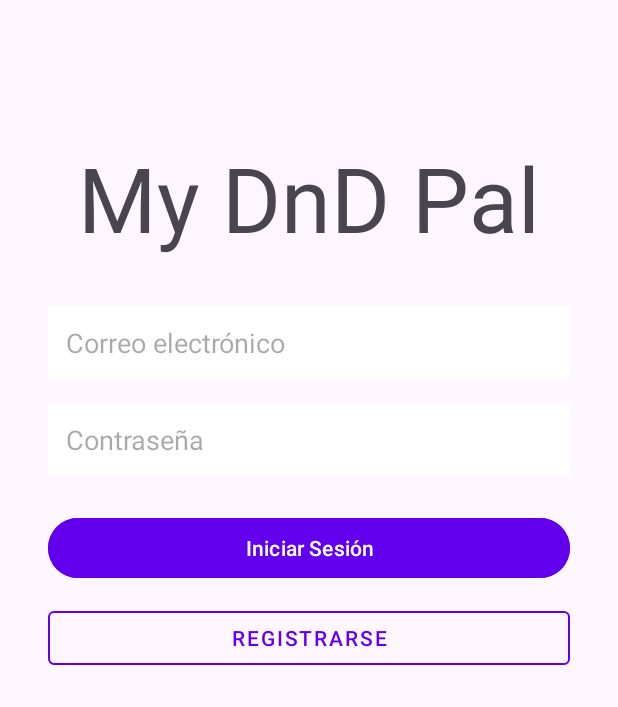
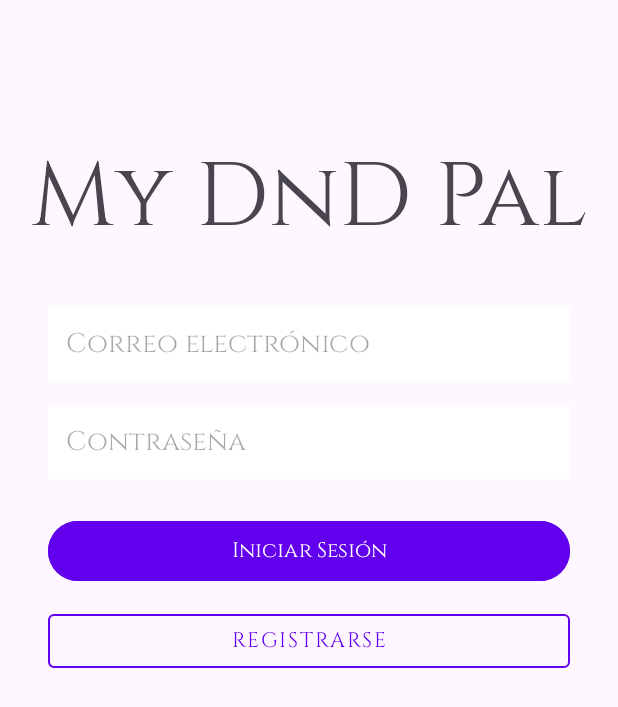
Before and after one commit to MarcoAllendesG/ProyectoAndroid, an Android app: the screen it shows after launch (LoginAc), on a phone screen of 412 x 824 dp. Shown: the top 707 px of the screen. Run offline under Robolectric (Android 15) with nearby library versions, the phone set to English and light mode, and no system bars.

Commit message:
Se integraron nuevas fuentes de texto para tener una apariencia más acercada a las partidas de rol

```diff
--- a/app/src/main/res/layout/activity_login.xml
+++ b/app/src/main/res/layout/activity_login.xml
@@ -5,7 +5,7 @@
     android:id="@+id/main"
     android:layout_width="match_parent"
     android:layout_height="match_parent"
-    tools:context=".LoginAc">
+    tools:context=".ui.inicio.LoginAc">
 
     <TextView
         android:id="@+id/tvTitle"
--- a/app/src/main/res/values-night/themes.xml
+++ b/app/src/main/res/values-night/themes.xml
@@ -3,5 +3,7 @@
     <style name="Base.Theme.Rolin" parent="Theme.Material3.DayNight.NoActionBar">
         <!-- Customize your dark theme here. -->
         <!-- <item name="colorPrimary">@color/my_dark_primary</item> -->
+        <item name="android:fontFamily">@font/poppins_regular</item>
+        <item name="fontFamily">@font/poppins_regular</item>
     </style>
 </resources>
--- a/app/src/main/res/values/themes.xml
+++ b/app/src/main/res/values/themes.xml
@@ -3,7 +3,12 @@
     <style name="Base.Theme.Rolin" parent="Theme.Material3.DayNight.NoActionBar">
         <!-- Customize your light theme here. -->
         <!-- <item name="colorPrimary">@color/my_light_primary</item> -->
+        <item name="android:fontFamily">@font/agrave_pro</item>
+        <item name="fontFamily">@font/agrave_pro</item>
     </style>
 
-    <style name="Theme.Rolin" parent="Base.Theme.Rolin" />
+    <style name="Theme.Rolin" parent="Base.Theme.Rolin" >
+        <item name="android:fontFamily">@font/cinzel</item>
+        <item name="fontFamily">@font/cinzel</item>
+    </style>
 </resources>
```
Also changed, not shown: app/src/main/res/font/agrave_pro.ttf (added), app/src/main/res/font/cinzel.ttf (added).
